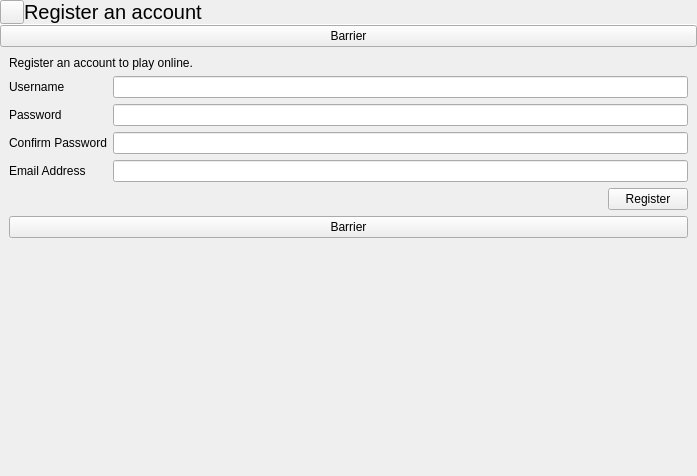
First picture: the form in online/logindialog.ui, repository vicr123/libentertaining, before the edit.
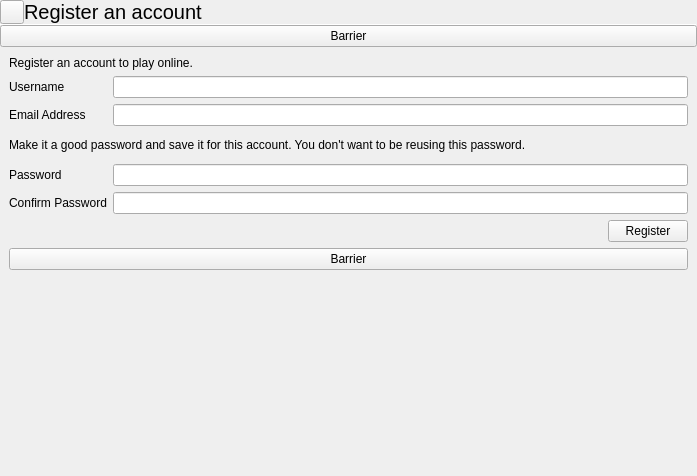
Second picture: the form after the edit. The open tabs and pages were chosen to show the change. Icons and pictures are not drawn. Custom widgets are drawn as their Qt base class.

Commit message: Email can be changed

Diff of the .ui file:
```diff
--- a/online/logindialog.ui
+++ b/online/logindialog.ui
@@ -321,31 +321,14 @@
          <property name="spacing">
           <number>6</number>
          </property>
-         <item row="1" column="1">
-          <widget class="QLineEdit" name="registerUsernameBox"/>
-         </item>
-         <item row="4" column="0">
-          <widget class="QLabel" name="label_10">
+         <item row="7" column="0" colspan="2">
+          <widget class="FocusBarrier" name="focusBarrier_4">
            <property name="text">
-            <string>Email Address</string>
+            <string notr="true">Barrier</string>
            </property>
           </widget>
          </item>
-         <item row="2" column="0">
-          <widget class="QLabel" name="label_8">
-           <property name="text">
-            <string>Password</string>
-           </property>
-          </widget>
-         </item>
-         <item row="3" column="0">
-          <widget class="QLabel" name="label_9">
-           <property name="text">
-            <string>Confirm Password</string>
-           </property>
-          </widget>
-         </item>
-         <item row="5" column="0" colspan="2">
+         <item row="6" column="0" colspan="2">
           <layout class="QHBoxLayout" name="horizontalLayout_4">
            <item>
             <spacer name="horizontalSpacer_2">
@@ -369,28 +352,38 @@
            </item>
           </layout>
          </item>
-         <item row="0" column="0" colspan="2">
-          <widget class="QLabel" name="label_6">
+         <item row="2" column="0">
+          <widget class="QLabel" name="label_10">
            <property name="text">
-            <string>Register an account to play online.</string>
+            <string>Email Address</string>
            </property>
           </widget>
          </item>
-         <item row="2" column="1">
+         <item row="1" column="1">
+          <widget class="QLineEdit" name="registerUsernameBox"/>
+         </item>
+         <item row="4" column="1">
           <widget class="QLineEdit" name="registerPasswordBox">
            <property name="echoMode">
             <enum>QLineEdit::Password</enum>
            </property>
           </widget>
          </item>
-         <item row="6" column="0" colspan="2">
-          <widget class="FocusBarrier" name="focusBarrier_4">
+         <item row="1" column="0">
+          <widget class="QLabel" name="label_7">
            <property name="text">
-            <string notr="true">Barrier</string>
+            <string>Username</string>
            </property>
           </widget>
          </item>
-         <item row="7" column="0">
+         <item row="5" column="0">
+          <widget class="QLabel" name="label_9">
+           <property name="text">
+            <string>Confirm Password</string>
+           </property>
+          </widget>
+         </item>
+         <item row="8" column="0">
           <spacer name="verticalSpacer_2">
            <property name="orientation">
             <enum>Qt::Vertical</enum>
@@ -403,22 +396,46 @@
            </property>
           </spacer>
          </item>
-         <item row="4" column="1">
+         <item row="2" column="1">
           <widget class="QLineEdit" name="registerEmailBox"/>
          </item>
-         <item row="3" column="1">
+         <item row="0" column="0" colspan="2">
+          <widget class="QLabel" name="label_6">
+           <property name="text">
+            <string>Register an account to play online.</string>
+           </property>
+          </widget>
+         </item>
+         <item row="4" column="0">
+          <widget class="QLabel" name="label_8">
+           <property name="text">
+            <string>Password</string>
+           </property>
+          </widget>
+         </item>
+         <item row="5" column="1">
           <widget class="QLineEdit" name="registerPasswordConfirmBox">
            <property name="echoMode">
             <enum>QLineEdit::Password</enum>
            </property>
           </widget>
          </item>
-         <item row="1" column="0">
-          <widget class="QLabel" name="label_7">
-           <property name="text">
-            <string>Username</string>
+         <item row="3" column="0" colspan="2">
+          <layout class="QHBoxLayout" name="horizontalLayout_5">
+           <property name="topMargin">
+            <number>6</number>
            </property>
-          </widget>
+           <property name="bottomMargin">
+            <number>6</number>
+           </property>
+           <item>
+            <widget class="QLabel" name="label_11">
+             <property name="text">
+              <string>Make it a good password and save it for this account. You don't want to be reusing this password.</string>
+             </property>
+            </widget>
+           </item>
+          </layout>
          </item>
         </layout>
        </item>
```
Left out of the diff: 12 changed lines with no effect on the pictures. The commit also changes 175 other files.
